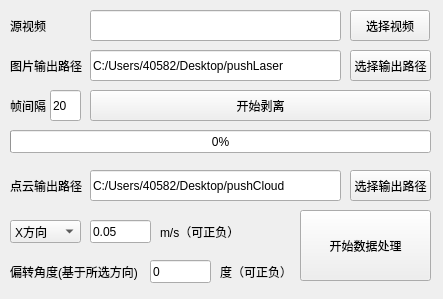
First picture: the form in mainwindow.ui, repository lnwin/Video2Pictures, before the edit.
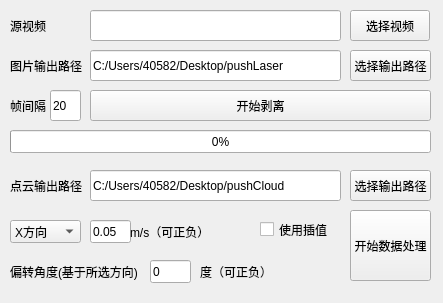
Second picture: the form after the edit.

Commit message: 添加插值处理选项，测试通过

What changed in the file:
```diff
--- a/mainwindow.ui
+++ b/mainwindow.ui
@@ -7,7 +7,7 @@
     <x>0</x>
     <y>0</y>
     <width>443</width>
-    <height>299</height>
+    <height>303</height>
    </rect>
   </property>
   <property name="windowTitle">
@@ -121,9 +121,9 @@
    <widget class="QPushButton" name="startProcess">
     <property name="geometry">
      <rect>
-      <x>300</x>
+      <x>350</x>
       <y>210</y>
-      <width>131</width>
+      <width>81</width>
       <height>71</height>
      </rect>
     </property>
@@ -201,7 +201,7 @@
      <rect>
       <x>90</x>
       <y>220</y>
-      <width>61</width>
+      <width>41</width>
       <height>23</height>
      </rect>
     </property>
@@ -212,7 +212,7 @@
    <widget class="QLabel" name="label_5">
     <property name="geometry">
      <rect>
-      <x>160</x>
+      <x>130</x>
       <y>220</y>
       <width>81</width>
       <height>23</height>
@@ -255,7 +255,7 @@
      <rect>
       <x>150</x>
       <y>260</y>
-      <width>61</width>
+      <width>41</width>
       <height>23</height>
      </rect>
     </property>
@@ -266,7 +266,7 @@
    <widget class="QLabel" name="label_6">
     <property name="geometry">
      <rect>
-      <x>220</x>
+      <x>200</x>
       <y>260</y>
       <width>81</width>
       <height>23</height>
@@ -289,6 +289,19 @@
      <string>偏转角度(基于所选方向)</string>
     </property>
    </widget>
+   <widget class="QCheckBox" name="checkBox">
+    <property name="geometry">
+     <rect>
+      <x>260</x>
+      <y>220</y>
+      <width>80</width>
+      <height>19</height>
+     </rect>
+    </property>
+    <property name="text">
+     <string>使用插值</string>
+    </property>
+   </widget>
   </widget>
  </widget>
  <resources/>
```
The commit also changes 4 other files.
